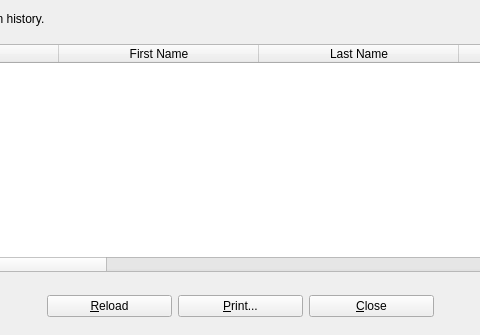
Qt form UI/biblioteq_history.ui (textbrowser/biblioteq) before a commit; both pictures show x 160 to 640 and y 0 to 335 of the 800 by 335 pixel window.
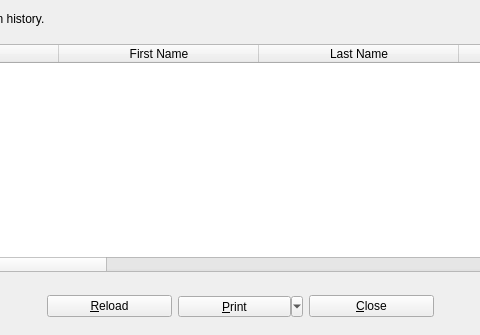
The same form after that commit. Icons and pictures are not drawn.

Commit message: Prepare print preview.

```diff
--- a/UI/biblioteq_history.ui
+++ b/UI/biblioteq_history.ui
@@ -188,7 +188,7 @@
        </widget>
       </item>
       <item>
-       <widget class="QPushButton" name="printButton">
+       <widget class="QToolButton" name="printButton">
         <property name="minimumSize">
          <size>
           <width>125</width>
@@ -196,12 +196,18 @@
          </size>
         </property>
         <property name="text">
-         <string>&amp;Print...</string>
+         <string>&amp;Print</string>
         </property>
         <property name="icon">
          <iconset resource="../Icons/icons.qrc">
           <normaloff>:/16x16/fileprint.png</normaloff>:/16x16/fileprint.png</iconset>
         </property>
+        <property name="popupMode">
+         <enum>QToolButton::MenuButtonPopup</enum>
+        </property>
+        <property name="toolButtonStyle">
+         <enum>Qt::ToolButtonTextBesideIcon</enum>
+        </property>
        </widget>
       </item>
       <item>
```
